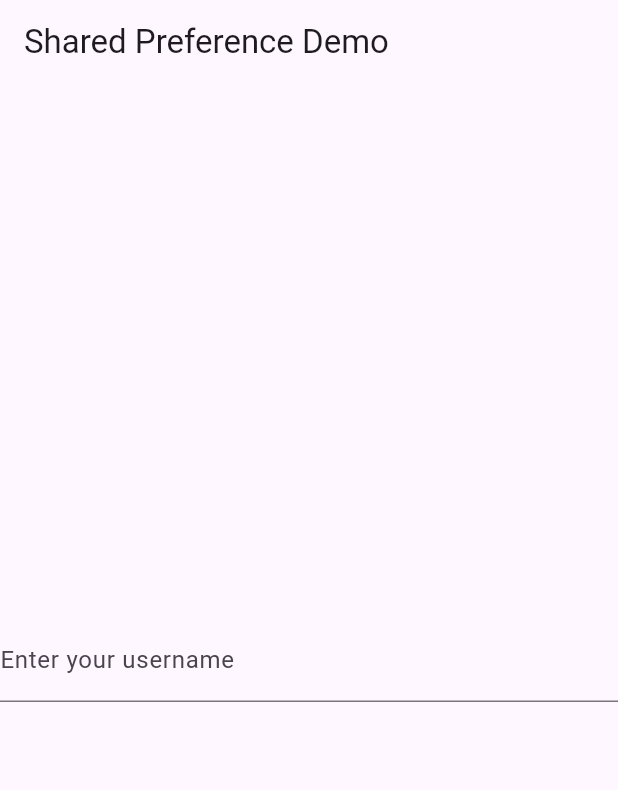
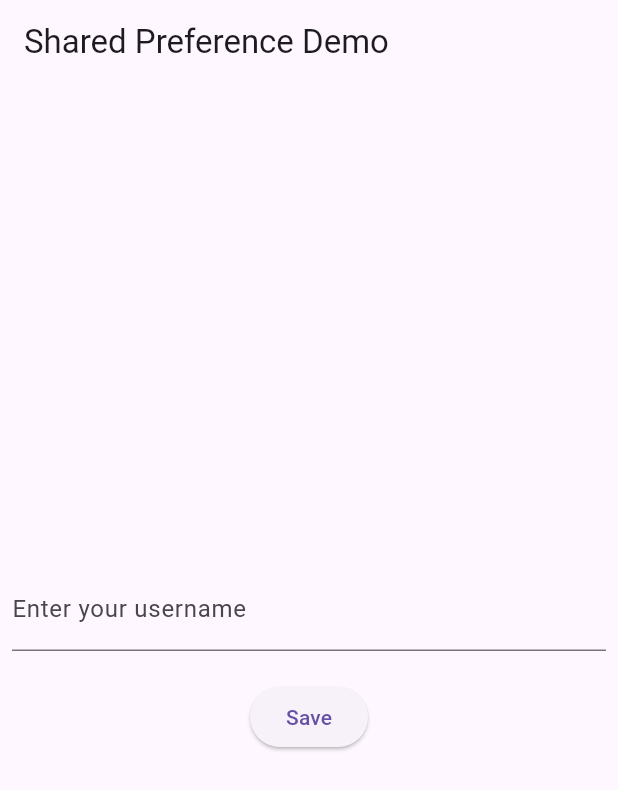
Before and after one commit to 837100/appschool7th, a Flutter app: the screen it shows after launch, on a phone screen of 412 x 824 dp. Shown: the top 790 px of the screen. Run offline on Flutter 3.47's test engine with Material 3 defaults, Android fonts, the phone set to English and light mode, and no system bars; our stand-ins replace google_fonts, shared_preferences.

Commit message:
SharedPreferenceDemo를 상태ful 위젯으로 변경하고 사용자 이름 로드 기능 추가

```diff
--- a/05-DartandFlutter/list_navigation/lib/main.dart
+++ b/05-DartandFlutter/list_navigation/lib/main.dart
@@ -17,7 +17,8 @@ class MyApp extends StatelessWidget {
     return MaterialApp(
       title: 'Flutter Demo',
       theme: ThemeData(
-        primarySwatch: Colors.blue,
+        // primarySwatch: Colors.blue,
+        useMaterial3: true,
       ),
       // home: const MyListView(),
       // home: const MyGridView(),
--- a/05-DartandFlutter/list_navigation/lib/shared_preference_demo.dart
+++ b/05-DartandFlutter/list_navigation/lib/shared_preference_demo.dart
@@ -1,20 +1,55 @@
 import 'package:flutter/material.dart';
+import 'package:shared_preferences/shared_preferences.dart';
 
-class SharedPreferenceDemo extends StatelessWidget {
-  SharedPreferenceDemo({super.key});
+class SharedPreferenceDemo extends StatefulWidget {
+  const SharedPreferenceDemo({super.key});
 
+  @override
+  State<SharedPreferenceDemo> createState() => _SharedPreferenceDemoState();
+}
+
+class _SharedPreferenceDemoState extends State<SharedPreferenceDemo> {
   final TextEditingController _controller = TextEditingController();
+  @override
+  void initState() {
+    super.initState();
+    _loadUsername();
+  }
+
+  void _loadUsername() async {
+    final SharedPreferences prefs = await SharedPreferences.getInstance();
+
+    setState(() {
+      _controller.text = prefs.getString('username') ?? '';
+    });
+  }
 
   @override
   Widget build(BuildContext context) {
     return Scaffold(
         appBar: AppBar(title: const Text('Shared Preference Demo')),
-        body: Center(
-            child: TextField(
-          decoration: const InputDecoration(
-            labelText: 'Enter your username',
+        body: Padding(
+          padding: const EdgeInsets.all(8.0),
+          child: Column(
+            mainAxisAlignment: MainAxisAlignment.center,
+            children: [
+              TextField(
+                decoration: const InputDecoration(
+                  labelText: 'Enter your username',
+                ),
+                controller: _controller,
+              ),
+              const SizedBox(height: 20),
+              ElevatedButton(
+                onPressed: () async {
+                  final SharedPreferences prefs =
+                      await SharedPreferences.getInstance();
+                  prefs.setString('username', _controller.text);
+                },
+                child: const Text('Save'),
+              ),
+            ],
           ),
-          controller: _controller,
-        )));
+        ));
   }
 }
```
